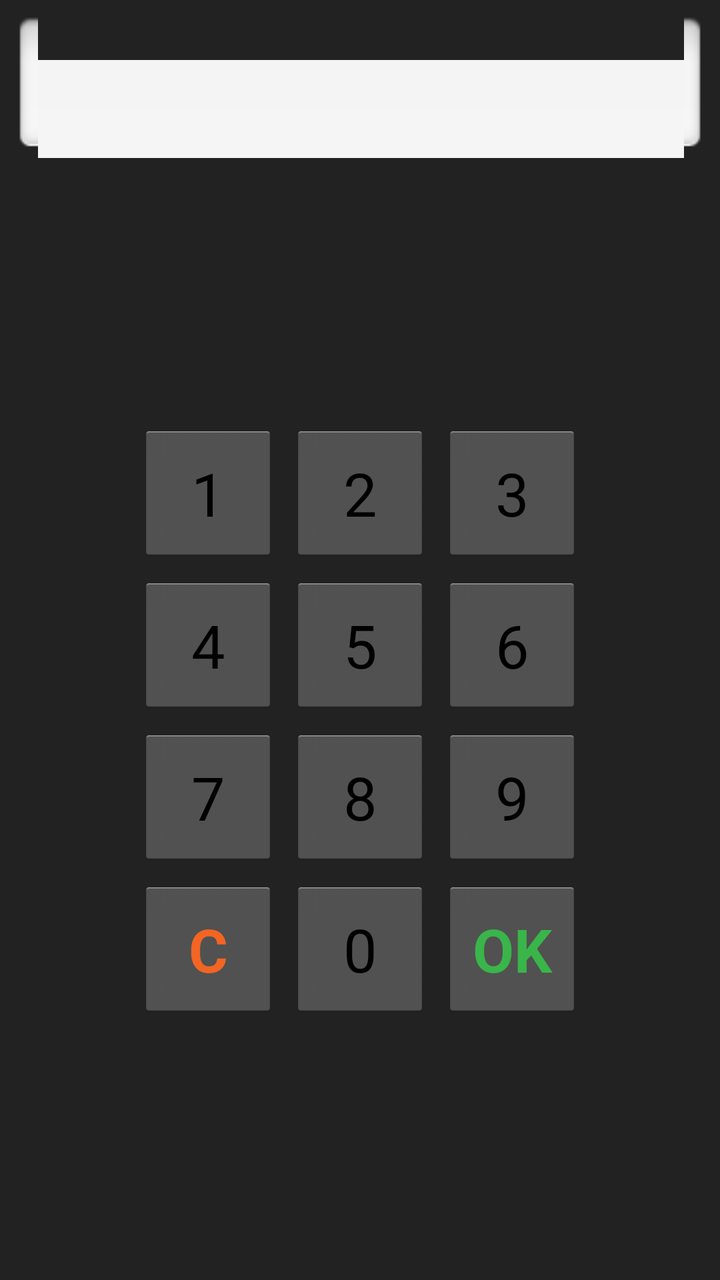
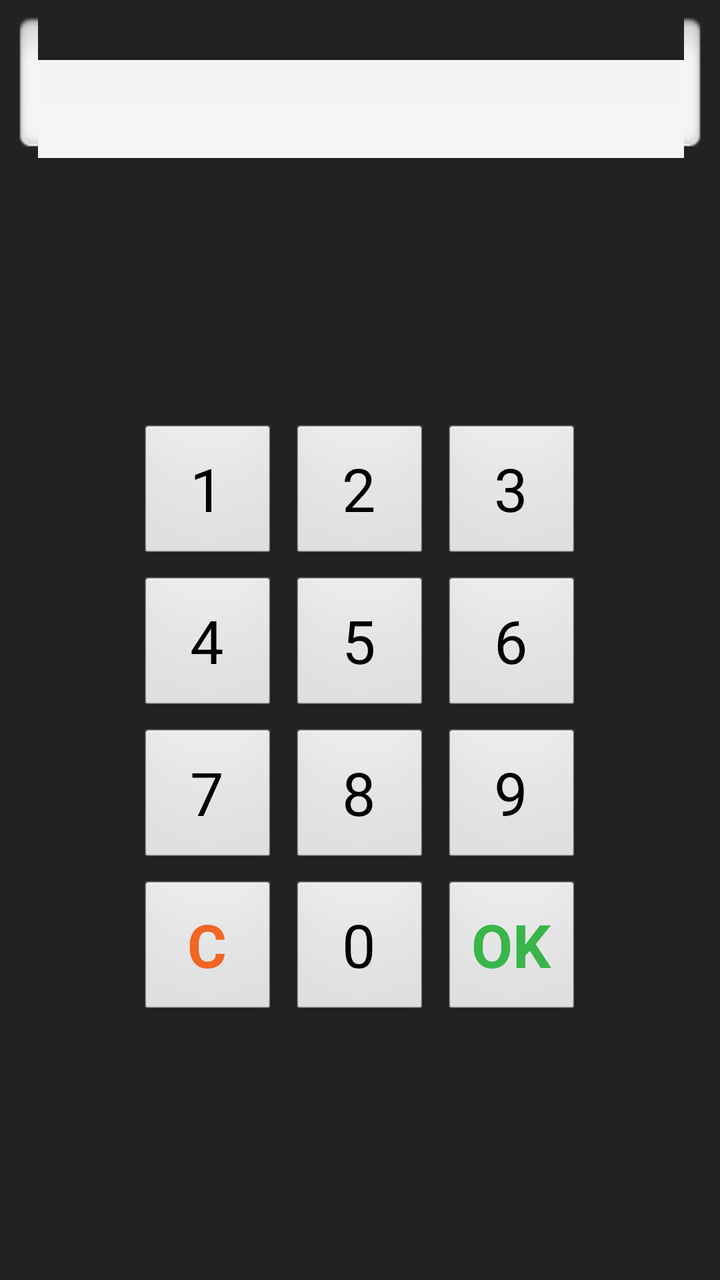

Before-and-after screenshots of an Android layout around one commit, followed by the original layout XML and the change that was made.
<!-- AndroidManifest.xml: application theme AppTheme -->
<!-- res/layout/lock.xml -->
<LinearLayout xmlns:android="http://schemas.android.com/apk/res/android"
              android:layout_width="fill_parent" android:layout_height="fill_parent"
              android:orientation="vertical" android:padding="3dp" android:minWidth="200dp"
              android:background="#222222">
    <ViewSwitcher android:layout_height="wrap_content" android:layout_gravity="center"
                  android:id="@+id/switcher" android:layout_width="fill_parent" android:layout_margin="5dp">
        <TextView android:layout_height="wrap_content"
                  android:gravity="center_vertical|center_horizontal"
                  android:password="true" android:singleLine="true" android:id="@+id/result1"
                  android:layout_gravity="center" android:layout_width="fill_parent"
                  android:background="@drawable/textfield_default" android:textColor="#000" android:textSize="40sp"/>
        <TextView android:layout_height="wrap_content"
                  android:layout_width="fill_parent" android:gravity="center_vertical|center_horizontal"
                  android:password="true" android:singleLine="true" android:id="@+id/result2"
                  android:background="@drawable/textfield_default" android:textColor="#000" android:textSize="40sp"/>
    </ViewSwitcher>
    <TextView android:id="@+id/TextView01" android:layout_width="wrap_content" android:layout_height="wrap_content"
              android:layout_weight="1"/>
    <TableLayout android:layout_width="wrap_content"
                 android:layout_gravity="center" android:layout_height="wrap_content">
        <TableRow android:layout_height="wrap_content"
                  android:layout_width="wrap_content" android:layout_gravity="center">
            <Button android:layout_width="wrap_content"
                    android:layout_height="wrap_content" android:text="1"
                    android:id="@+id/b1" android:minHeight="@dimen/pin_button_height"
                    android:minWidth="@dimen/pin_button_width" android:layout_margin="3dp" android:layout_weight="1"
                    android:textSize="30sp"/>
            <Button android:layout_width="wrap_content"
                    android:layout_height="wrap_content" android:text="2"
                    android:id="@+id/b2" android:minHeight="@dimen/pin_button_height"
                    android:minWidth="@dimen/pin_button_width" android:layout_margin="3dp" android:layout_weight="1"
                    android:textSize="30sp"/>
            <Button android:layout_width="wrap_content"
                    android:layout_height="wrap_content" android:text="3"
                    android:id="@+id/b3" android:minHeight="@dimen/pin_button_height"
                    android:minWidth="@dimen/pin_button_width" android:layout_margin="3dp" android:layout_weight="1"
                    android:textSize="30sp"/>
        </TableRow>
        <TableRow android:layout_height="wrap_content"
                  android:layout_width="wrap_content" android:layout_gravity="center">
            <Button android:layout_width="wrap_content"
                    android:layout_height="wrap_content" android:id="@+id/b4" android:text="4"
                    android:minHeight="@dimen/pin_button_height" android:minWidth="@dimen/pin_button_width"
                    android:layout_margin="3dp" android:layout_weight="1" android:textSize="30sp"/>
            <Button android:layout_width="wrap_content"
                    android:layout_height="wrap_content" android:text="5" android:id="@+id/b5"
                    android:minHeight="@dimen/pin_button_height" android:minWidth="@dimen/pin_button_width"
                    android:layout_margin="3dp" android:layout_weight="1" android:textSize="30sp"/>
            <Button android:layout_width="wrap_content"
                    android:layout_height="wrap_content" android:text="6" android:id="@+id/b6"
                    android:minHeight="@dimen/pin_button_height" android:minWidth="@dimen/pin_button_width"
                    android:layout_margin="3dp" android:layout_weight="1" android:textSize="30sp"/>
        </TableRow>
        <TableRow android:layout_height="wrap_content"
                  android:layout_width="wrap_content" android:layout_gravity="center">
            <Button android:layout_width="wrap_content"
                    android:layout_height="wrap_content" android:text="7"
                    android:id="@+id/b7" android:minHeight="@dimen/pin_button_height"
                    android:minWidth="@dimen/pin_button_width" android:layout_margin="3dp" android:layout_weight="1"
                    android:textSize="30sp"/>
            <Button android:layout_width="wrap_content"
                    android:layout_height="wrap_content" android:text="8"
                    android:id="@+id/b8" android:minHeight="@dimen/pin_button_height"
                    android:minWidth="@dimen/pin_button_width" android:layout_margin="3dp" android:layout_weight="1"
                    android:textSize="30sp"/>
            <Button android:layout_width="wrap_content"
                    android:layout_height="wrap_content" android:text="9"
                    android:id="@+id/b9" android:minHeight="@dimen/pin_button_height"
                    android:minWidth="@dimen/pin_button_width" android:layout_margin="3dp" android:layout_weight="1"
                    android:textSize="30sp"/>
        </TableRow>
        <TableRow android:layout_height="wrap_content"
                  android:layout_width="wrap_content" android:layout_gravity="center">
            <Button android:layout_width="wrap_content"
                    android:layout_height="wrap_content" android:text="C" android:id="@+id/bHelp"
                    android:minHeight="@dimen/pin_button_height" android:minWidth="@dimen/pin_button_width"
                    android:layout_margin="3dp" android:textStyle="bold" android:textColor="#f26522"
                    android:layout_weight="1" android:textSize="30sp"/>
            <Button android:layout_width="wrap_content"
                    android:layout_height="wrap_content" android:text="0" android:id="@+id/b0"
                    android:minHeight="@dimen/pin_button_height" android:minWidth="@dimen/pin_button_width"
                    android:layout_margin="3dp" android:layout_weight="1" android:textSize="30sp"/>
            <Button android:layout_width="wrap_content"
                    android:layout_height="wrap_content" android:text="OK" android:id="@+id/bClear"
                    android:minHeight="@dimen/pin_button_height" android:minWidth="@dimen/pin_button_width"
                    android:layout_margin="3dp" android:textStyle="bold" android:textColor="#39b54a"
                    android:layout_weight="1" android:textSize="30sp"/>
        </TableRow>
    </TableLayout>
    <TextView android:id="@+id/TextView01" android:layout_width="wrap_content" android:layout_height="wrap_content"
              android:layout_weight="1"/>
</LinearLayout>
<!-- resources referenced by this layout -->
<resources>
  <dimen name="pin_button_height">70dp</dimen>
  <dimen name="pin_button_width">70dp</dimen>
  <!-- drawable textfield_default: png bitmap (drawable-mdpi, 758 bytes) -->
  <style name="AppTheme" parent="android:Theme" />
</resources>

<!-- the commit's change to res/layout/lock.xml (unified diff, before → after) -->
@@ -24,16 +24,20 @@
                     android:layout_height="wrap_content" android:text="1"
                     android:id="@+id/b1" android:minHeight="@dimen/pin_button_height"
                     android:minWidth="@dimen/pin_button_width" android:layout_margin="3dp" android:layout_weight="1"
-                    android:textSize="30sp"/>
+                    android:textSize="30sp"
+                    style="@style/LockScreenButton"
+                    />
             <Button android:layout_width="wrap_content"
                     android:layout_height="wrap_content" android:text="2"
                     android:id="@+id/b2" android:minHeight="@dimen/pin_button_height"
                     android:minWidth="@dimen/pin_button_width" android:layout_margin="3dp" android:layout_weight="1"
+                    style="@style/LockScreenButton"
                     android:textSize="30sp"/>
             <Button android:layout_width="wrap_content"
                     android:layout_height="wrap_content" android:text="3"
                     android:id="@+id/b3" android:minHeight="@dimen/pin_button_height"
                     android:minWidth="@dimen/pin_button_width" android:layout_margin="3dp" android:layout_weight="1"
+                    style="@style/LockScreenButton"
                     android:textSize="30sp"/>
         </TableRow>
         <TableRow android:layout_height="wrap_content"
@@ -41,14 +45,17 @@
             <Button android:layout_width="wrap_content"
                     android:layout_height="wrap_content" android:id="@+id/b4" android:text="4"
                     android:minHeight="@dimen/pin_button_height" android:minWidth="@dimen/pin_button_width"
+                    style="@style/LockScreenButton"
                     android:layout_margin="3dp" android:layout_weight="1" android:textSize="30sp"/>
             <Button android:layout_width="wrap_content"
                     android:layout_height="wrap_content" android:text="5" android:id="@+id/b5"
                     android:minHeight="@dimen/pin_button_height" android:minWidth="@dimen/pin_button_width"
+                    style="@style/LockScreenButton"
                     android:layout_margin="3dp" android:layout_weight="1" android:textSize="30sp"/>
             <Button android:layout_width="wrap_content"
                     android:layout_height="wrap_content" android:text="6" android:id="@+id/b6"
                     android:minHeight="@dimen/pin_button_height" android:minWidth="@dimen/pin_button_width"
+                    style="@style/LockScreenButton"
                     android:layout_margin="3dp" android:layout_weight="1" android:textSize="30sp"/>
         </TableRow>
         <TableRow android:layout_height="wrap_content"
@@ -57,16 +64,19 @@
                     android:layout_height="wrap_content" android:text="7"
                     android:id="@+id/b7" android:minHeight="@dimen/pin_button_height"
                     android:minWidth="@dimen/pin_button_width" android:layout_margin="3dp" android:layout_weight="1"
+                    style="@style/LockScreenButton"
                     android:textSize="30sp"/>
             <Button android:layout_width="wrap_content"
                     android:layout_height="wrap_content" android:text="8"
                     android:id="@+id/b8" android:minHeight="@dimen/pin_button_height"
                     android:minWidth="@dimen/pin_button_width" android:layout_margin="3dp" android:layout_weight="1"
+                    style="@style/LockScreenButton"
                     android:textSize="30sp"/>
             <Button android:layout_width="wrap_content"
                     android:layout_height="wrap_content" android:text="9"
                     android:id="@+id/b9" android:minHeight="@dimen/pin_button_height"
                     android:minWidth="@dimen/pin_button_width" android:layout_margin="3dp" android:layout_weight="1"
+                    style="@style/LockScreenButton"
                     android:textSize="30sp"/>
         </TableRow>
         <TableRow android:layout_height="wrap_content"
@@ -75,15 +85,18 @@
                     android:layout_height="wrap_content" android:text="C" android:id="@+id/bHelp"
                     android:minHeight="@dimen/pin_button_height" android:minWidth="@dimen/pin_button_width"
                     android:layout_margin="3dp" android:textStyle="bold" android:textColor="#f26522"
+                    style="@style/LockScreenButton"
                     android:layout_weight="1" android:textSize="30sp"/>
             <Button android:layout_width="wrap_content"
                     android:layout_height="wrap_content" android:text="0" android:id="@+id/b0"
                     android:minHeight="@dimen/pin_button_height" android:minWidth="@dimen/pin_button_width"
+                    style="@style/LockScreenButton"
                     android:layout_margin="3dp" android:layout_weight="1" android:textSize="30sp"/>
             <Button android:layout_width="wrap_content"
                     android:layout_height="wrap_content" android:text="OK" android:id="@+id/bClear"
                     android:minHeight="@dimen/pin_button_height" android:minWidth="@dimen/pin_button_width"
                     android:layout_margin="3dp" android:textStyle="bold" android:textColor="#39b54a"
+                    style="@style/LockScreenButton"
                     android:layout_weight="1" android:textSize="30sp"/>
         </TableRow>
     </TableLayout>
<!-- resource entries referenced after the edit -->
@@ -3,6 +3,7 @@
   <dimen name="pin_button_height">70dp</dimen>
   <dimen name="pin_button_width">70dp</dimen>
   <!-- drawable textfield_default: png bitmap (drawable-mdpi, 758 bytes) -->
+  <style name="LockScreenButton" parent="@android:style/Widget.Button" />
   <style name="AppTheme" parent="android:Theme" />
 </resources>
 
